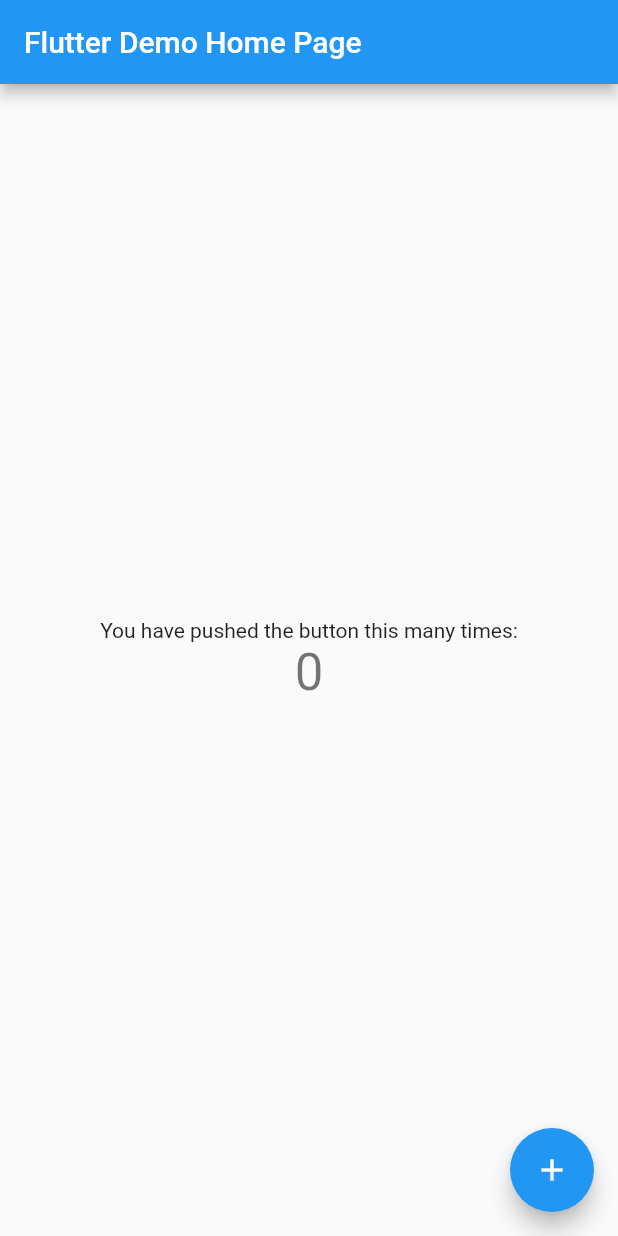
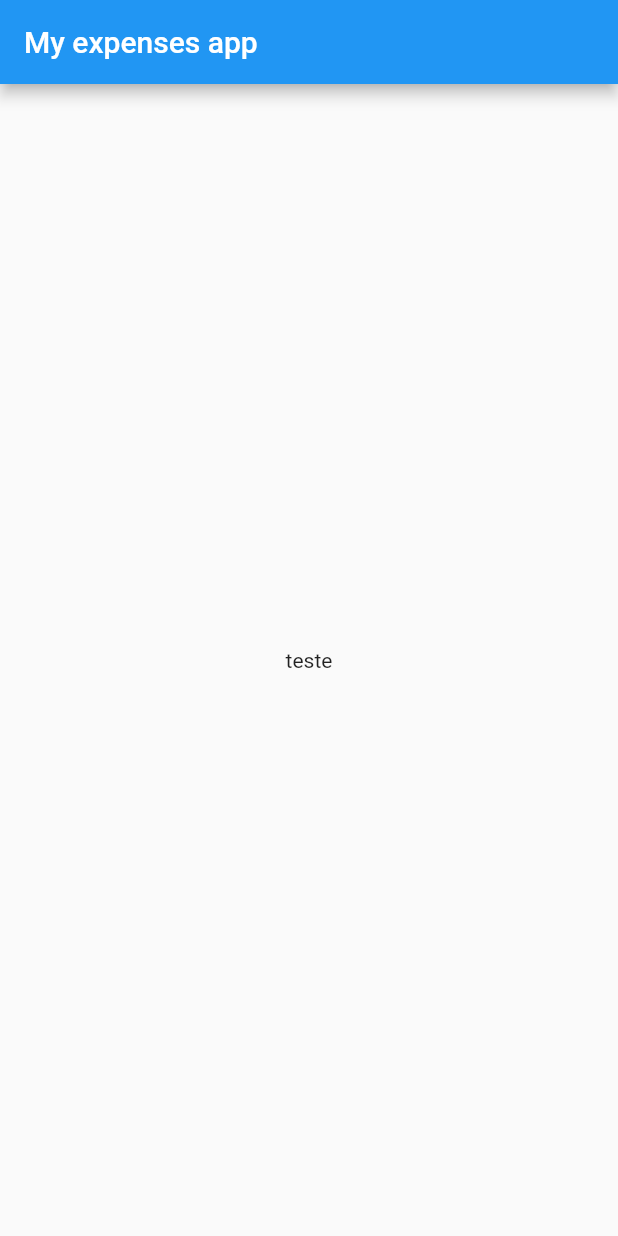
Before and after one commit to Juanzitozito/fluttertest, a Flutter app: the screen it shows after launch, on a phone screen of 412 x 824 dp. Run offline on Flutter 3.47's test engine with Material 2 defaults, Android fonts, the phone set to English and light mode, and no system bars; missing offline and left inert: window_manager.

Commit message:
adição de widgets responsivos e início do projeto

```diff
--- a/lib/main.dart
+++ b/lib/main.dart
@@ -1,115 +1,31 @@
+import 'package:flutter/cupertino.dart';
 import 'package:flutter/material.dart';
 
-void main() {
-  runApp(const MyApp());
+void main(List<String> args) {
+  return runApp(MyApp());
 }
 
 class MyApp extends StatelessWidget {
   const MyApp({super.key});
 
-  // This widget is the root of your application.
   @override
   Widget build(BuildContext context) {
     return MaterialApp(
-      title: 'Flutter Demo',
-      theme: ThemeData(
-        // This is the theme of your application.
-        //
-        // Try running your application with "flutter run". You'll see the
-        // application has a blue toolbar. Then, without quitting the app, try
-        // changing the primarySwatch below to Colors.green and then invoke
-        // "hot reload" (press "r" in the console where you ran "flutter run",
-        // or simply save your changes to "hot reload" in a Flutter IDE).
-        // Notice that the counter didn't reset back to zero; the application
-        // is not restarted.
-        primarySwatch: Colors.blue,
-      ),
-      home: const MyHomePage(title: 'Flutter Demo Home Page'),
+      home: MyHomePage(),
     );
   }
 }
 
-class MyHomePage extends StatefulWidget {
-  const MyHomePage({super.key, required this.title});
-
-  // This widget is the home page of your application. It is stateful, meaning
-  // that it has a State object (defined below) that contains fields that affect
-  // how it looks.
-
-  // This class is the configuration for the state. It holds the values (in this
-  // case the title) provided by the parent (in this case the App widget) and
-  // used by the build method of the State. Fields in a Widget subclass are
-  // always marked "final".
-
-  final String title;
-
-  @override
-  State<MyHomePage> createState() => _MyHomePageState();
-}
-
-class _MyHomePageState extends State<MyHomePage> {
-  int _counter = 0;
-
-  void _incrementCounter() {
-    setState(() {
-      // This call to setState tells the Flutter framework that something has
-      // changed in this State, which causes it to rerun the build method below
-      // so that the display can reflect the updated values. If we changed
-      // _counter without calling setState(), then the build method would not be
-      // called again, and so nothing would appear to happen.
-      _counter++;
-    });
-  }
+class MyHomePage extends StatelessWidget {
+  const MyHomePage({super.key});
 
   @override
   Widget build(BuildContext context) {
-    // This method is rerun every time setState is called, for instance as done
-    // by the _incrementCounter method above.
-    //
-    // The Flutter framework has been optimized to make rerunning build methods
-    // fast, so that you can just rebuild anything that needs updating rather
-    // than having to individually change instances of widgets.
     return Scaffold(
       appBar: AppBar(
-        // Here we take the value from the MyHomePage object that was created by
-        // the App.build method, and use it to set our appbar title.
-        title: Text(widget.title),
+        title: Text('My expenses app'),
       ),
-      body: Center(
-        // Center is a layout widget. It takes a single child and positions it
-        // in the middle of the parent.
-        child: Column(
-          // Column is also a layout widget. It takes a list of children and
-          // arranges them vertically. By default, it sizes itself to fit its
-          // children horizontally, and tries to be as tall as its parent.
-          //
-          // Invoke "debug painting" (press "p" in the console, choose the
-          // "Toggle Debug Paint" action from the Flutter Inspector in Android
-          // Studio, or the "Toggle Debug Paint" command in Visual Studio Code)
-          // to see the wireframe for each widget.
-          //
-          // Column has various properties to control how it sizes itself and
-          // how it positions its children. Here we use mainAxisAlignment to
-          // center the children vertically; the main axis here is the vertical
-          // axis because Columns are vertical (the cross axis would be
-          // horizontal).
-          mainAxisAlignment: MainAxisAlignment.center,
-          children: <Widget>[
-            const Text(
-              'You have pushed the button this many times:',
-            ),
-            Text(
-              '$_counter',
-              style: Theme.of(context).textTheme.headline4,
-            ),
-          ],
-        ),
-      ),
-      floatingActionButton: FloatingActionButton(
-        onPressed: _incrementCounter,
-        tooltip: 'Increment',
-        child: const Icon(Icons.add),
-      ), // This trailing comma makes auto-formatting nicer for build methods.
+      body: Center(child: Text('teste')),
     );
   }
 }
```
Also changed, not shown: lib/common/enum/screen_size_enum.dart (added, +24 -0 lines), lib/common/utils/platform_utils.dart (added, +7 -0 lines), lib/responsive/responsive_container.dart (added, +48 -0 lines), lib/responsive/responsive_row.dart (added, +116 -0 lines), lib/responsive/responsive_visibility.dart (added, +40 -0 lines), lib/view/utils/screen_utils.dart (added, +42 -0 lines), pubspec.yaml (+9 -0 lines), pubspec.lock, 5 other files.
